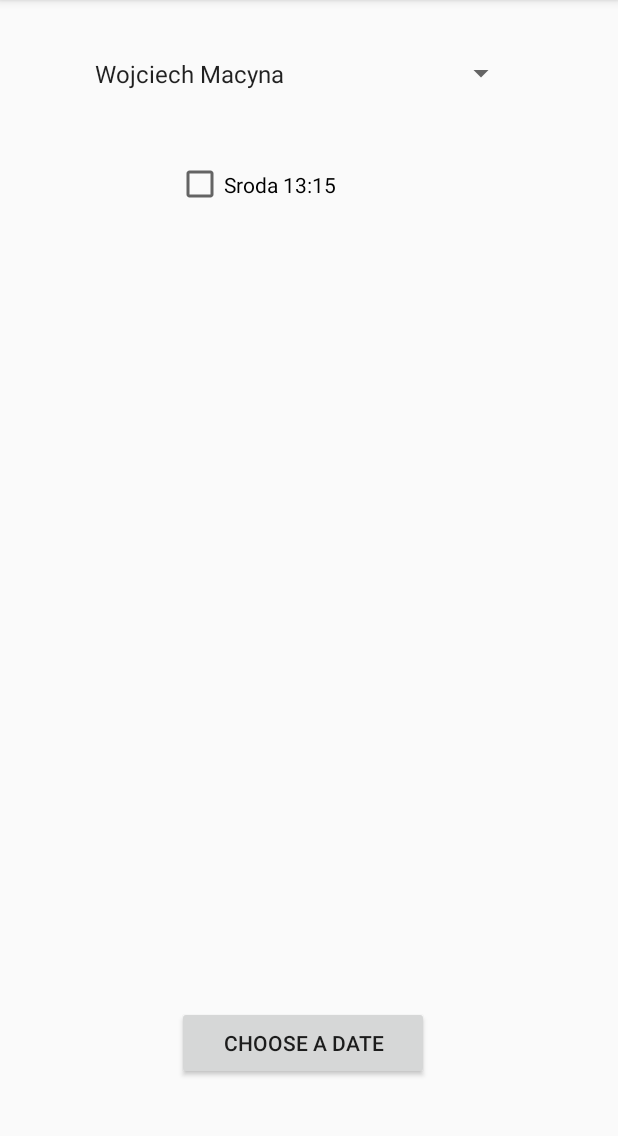
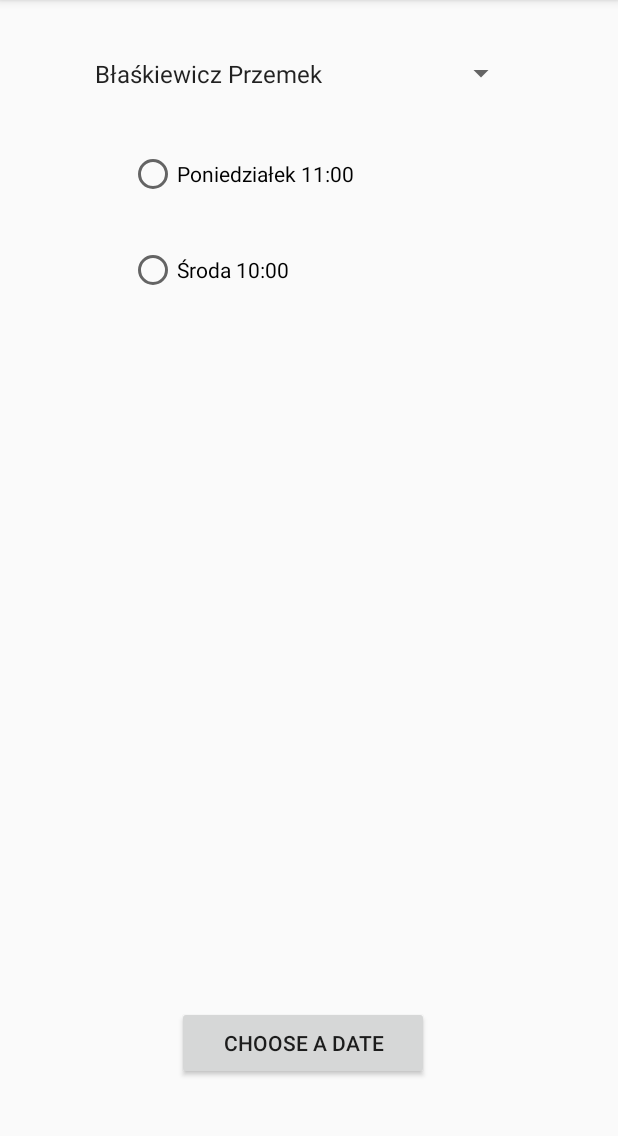
Before and after one commit to dawidw28/W11, an Android app: the FirstActivity screen opened directly, with no data from a screen before it, on a phone screen of 412 x 824 dp, the part 84-1220 px from its top. Run offline under Robolectric (Android 15) with nearby library versions, the phone set to English and light mode, and no system bars; our stand-ins replace Room's generated code.

Commit message:
Added leaders

```diff
--- a/app/src/main/java/com/example/w11/FirstActivity.kt
+++ b/app/src/main/java/com/example/w11/FirstActivity.kt
@@ -5,6 +5,7 @@ import android.app.DatePickerDialog
 import android.arch.persistence.room.Room
 import android.content.Context
 import android.content.SharedPreferences
+import android.database.sqlite.SQLiteConstraintException
 import android.os.AsyncTask
 
 import android.support.v7.app.AppCompatActivity
@@ -12,6 +13,7 @@ import android.os.Bundle
 import android.util.Log
 import android.view.View
 import android.widget.*
+import kotlinx.android.synthetic.main.first_activity.*
 import java.text.SimpleDateFormat
 import java.time.DayOfWeek
 import java.util.*
@@ -19,19 +21,30 @@ import java.util.*
 class FirstActivity : AppCompatActivity() {
 
     private var leaders = arrayOf(
-        Leader(R.drawable.macyna, "Wojciech Macyna", "starszy wykładowca", "wojciech.macyna@pwr.edu.pl", "71 320 3048", "210/D-1", "13:15", "Sroda"),
-        Leader(R.drawable.blaskiewicz, "Przemek Błaśkiewicz", "adiunkt", "przemyslaw.blaskiewicz@pwr.edu.pl", "71 320 2326", "216/D-1", "10:00", "Sroda"),
-        Leader(R.drawable.krupski, "Paweł Krupski", "profesor", "pawel.krupski@pwr.edu.pl", "71 320 3362", "217/D-1", "09:00", "Czwartek")
-    )
+        Leader(R.drawable.macyna, "Macyna Wojciech ", "starszy wykładowca", "wojciech.macyna@pwr.edu.pl", "71 320 3048", "210/D-1", "13:15", "9:00", "Środa", "Piątek"),
+        Leader(R.drawable.blaskiewicz, "Błaśkiewicz Przemek ", "adiunkt", "przemyslaw.blaskiewicz@pwr.edu.pl", "71 320 2326", "216/D-1", "11:00", "10:00" ,"Poniedziałek", "Środa"),
+        Leader(R.drawable.krupski, "Krupski Paweł ", "profesor", "pawel.krupski@pwr.edu.pl", "71 320 3362", "217/D-1", "13:00", "09:00","Poniedziałek", "Czwartek") ,
+        Leader(R.drawable.morayne, "Morayne Michał", "profesor", "michal.morayne@pwr.edu.pl", "71 320 3362", "217/D-1", "13:00", "19:00","Wtorek", "Piątek"),
+        Leader(R.drawable.zeberski, "Żeberski Szymon", "adiunkt", "szymon.zeberski@pwr.edu.pl", "71 320 3362", "217/D-1", "11:00", "17:00","Środa", "Piątek"),
+        Leader(R.drawable.gebala, "Gębala Maciej", "starszy wykładowca", "maciej.gebala@pwr.edu.pl", "71 320 3303", "214/D-1", "09:00", "11:00","Czwartek", "Piątek"),
+        Leader(R.drawable.kapelko, "Kapelko Rafał", "adiunkt", " rafal.kapelko@pwr.edu.pl", "71 320 3048", "210/D-1", "11:00", "09:00","Poniedziałek", "Czwartek"),
+        Leader(R.drawable.kobylanski, "Kobylański Przemysław", "starszy wykładowca", "przemyslaw.kobylanski@pwr.edu.pl", "71 320 3048", "210/D-1", "09:00", "09:00","Poniedziałek", "Czwartek"),
+        Leader(R.drawable.michalski, "Michalski Marcin", "asystent", "Marcin.k.Michalski@pwr.edu.pl", "71 320 3498", "218/D-1", "13:00", "11:00","Poniedziałek", "Wtorek"),
+        Leader(R.drawable.krzywiecki, "Krzywiecki Łukasz", "adiunkt", "lukasz.krzywiecki@pwr.edu.pl", "71 320 3048", "210/D-1", "17:00", "15:00","Czwartek", "Piątek")
+        )
 
     var dayOfWeek : String =""
+    var dayOfWeek1 : String =""
+    var dayOfWeek2 : String =""
     var chosenName : String =""
     var chosenRoom : String=""
     var chosenDate : String=""
     var chosenTime : String=""
     var names = ArrayList<String>()
 
-    var database : AppDatabase? = null
+    var pos : Int = 0
+
+    private var database : AppDatabase? = null
     lateinit var spinner : Spinner
 
     override fun onCreate(savedInstanceState: Bundle?) {
@@ -40,8 +53,10 @@ class FirstActivity : AppCompatActivity() {
 
         spinner = this.findViewById(R.id.spinner)
 
-        val checkBox: CheckBox = this.findViewById(R.id.checkBox)
+
         val button: Button = findViewById(R.id.button)
+
+        leaders.sortBy { it.name}
 
         for (i in 0 until leaders.size){
             names.add(leaders[i].name)
@@ -51,50 +66,64 @@ class FirstActivity : AppCompatActivity() {
 
         spinner.onItemSelectedListener = object : AdapterView.OnItemSelectedListener{
             override fun onNothingSelected(parent: AdapterView<*>?) {
-                checkBox.text = " "
+                radioButton.text = " "
+                radioButton2.text = " "
             }
 
             @SuppressLint("SetTextI18n")
             override fun onItemSelected(parent: AdapterView<*>?, view: View?, position: Int, id: Long) {
-               if(leaders.get(position).consultationsDay.equals("Poniedzialek")){
-                   dayOfWeek = "poniedziałek"
-               }
-                else if(leaders.get(position).consultationsDay.equals("Wtorek")){
-                   dayOfWeek = "wtorek"
-               }
-                else if(leaders.get(position).consultationsDay.equals("Sroda")){
-                   dayOfWeek = "środa"
-               }
-                else if(leaders.get(position).consultationsDay.equals("Czwartek")){
-                   dayOfWeek = "czwartek"
-               }
-                else if(leaders.get(position).consultationsDay.equals("Piatek")){
-                   dayOfWeek = "piątek"
-               }
+                radio_group.clearCheck()
+                button.isClickable=false
+                when {
+                    leaders.get(position).consultationsDay1.equals("Poniedziałek") -> dayOfWeek1 = "poniedziałek"
+                    leaders.get(position).consultationsDay1.equals("Wtorek") -> dayOfWeek1 = "wtorek"
+                    leaders.get(position).consultationsDay1.equals("Środa") -> dayOfWeek1 = "środa"
+                    leaders.get(position).consultationsDay1.equals("Czwartek") -> dayOfWeek1 = "czwartek"
+                    leaders.get(position).consultationsDay1.equals("Piątek") -> dayOfWeek1 = "piątek"
+                }
 
-                checkBox.text =
-                    """${leaders.get(position).consultationsDay} ${leaders.get(position).consultationsTime}"""
+                when {
+                    leaders.get(position).consultationsDay2.equals("Poniedziałek") -> dayOfWeek2 = "poniedziałek"
+                    leaders.get(position).consultationsDay2.equals("Wtorek") -> dayOfWeek2 = "wtorek"
+                    leaders.get(position).consultationsDay2.equals("Środa") -> dayOfWeek2 = "środa"
+                    leaders.get(position).consultationsDay2.equals("Czwartek") -> dayOfWeek2 = "czwartek"
+                    leaders.get(position).consultationsDay2.equals("Piątek") -> dayOfWeek2 = "piątek"
+                }
+
+                radioButton.text =
+                    """${leaders.get(position).consultationsDay1} ${leaders.get(position).consultationsTime1}"""
+
+                radioButton2.text =
+                    """${leaders.get(position).consultationsDay2} ${leaders.get(position).consultationsTime2}"""
 
                 chosenName = leaders.get(position).name
                 chosenRoom = leaders.get(position).room
-                chosenTime = leaders.get(position).consultationsTime
+
+                pos = position
             }
         }
 
-        checkBox.setOnCheckedChangeListener { buttonView, isChecked ->
+
+        radioButton.setOnCheckedChangeListener { buttonView, isChecked ->
             if (isChecked) {
+                button.isClickable=true
+                chosenTime = leaders.get(pos).consultationsTime1
+                dayOfWeek=dayOfWeek1
+            }
 
+        }
+        radioButton2.setOnCheckedChangeListener { buttonView, isChecked ->
+            if (isChecked) {
                 button.isClickable=true
-                button.setOnClickListener {
-                    dateDialog()
-                }
-            }
-            else{
-                button.isClickable=false
+                chosenTime = leaders.get(pos).consultationsTime2
+                dayOfWeek=dayOfWeek2
             }
         }
+
+        button.setOnClickListener{
+            if(button.isClickable) dateDialog()
+        }
     }
-
 
     @SuppressLint("SimpleDateFormat")
     fun dateDialog() {
@@ -108,15 +137,15 @@ class FirstActivity : AppCompatActivity() {
 
             val simpledateformat = SimpleDateFormat("EEEE")
             val date1 = Date(year, monthOfYear, dayOfMonth- 1)
-            val dayOfWeek1 = simpledateformat.format(date1)
+            val dayOfW = simpledateformat.format(date1)
 
 
-            if(dayOfWeek != dayOfWeek1){
-               Toast.makeText(this, "Błąd! Wybierz poprawny dzień ("+dayOfWeek+")",Toast.LENGTH_SHORT).show()
+            if(dayOfWeek != dayOfW){
+               Toast.makeText(this, "Błąd! Wybierz poprawny dzień! ($dayOfWeek)",Toast.LENGTH_SHORT).show()
 
             }else{
                 chosenDate = "0$dayOfMonth".takeLast(2) + "-" + "0${monthOfYear+1}".takeLast(2) + "-" + year
-                var tester = Consultation(chosenName, chosenRoom, chosenDate, chosenTime)
+                val tester = Consultation(chosenName, chosenRoom, chosenDate, chosenTime)
                 AsyncTask.execute {
                     database = AppDatabase.getInstance(this)
                     try {
--- a/app/src/main/java/com/example/w11/Leader.kt
+++ b/app/src/main/java/com/example/w11/Leader.kt
@@ -1,3 +1,3 @@
 package com.example.w11
 
-class Leader (var picture:Int, var name: String, var degree: String, var email: String, var phoneNumber: String, var room: String, var consultationsTime:String, var consultationsDay:String)
+class Leader (var picture:Int, var name: String, var degree: String, var email: String, var phoneNumber: String, var room: String, var consultationsTime1:String, var consultationsTime2:String, var consultationsDay1:String, var consultationsDay2:String)
--- a/app/src/main/res/layout/first_activity.xml
+++ b/app/src/main/res/layout/first_activity.xml
@@ -11,13 +11,6 @@
 
             app:layout_constraintTop_toTopOf="parent" android:layout_marginTop="36dp"
             app:layout_constraintHorizontal_bias="0.399"/>
-    <CheckBox
-            android:layout_width="215dp"
-            android:layout_height="50dp"
-            android:id="@+id/checkBox" app:layout_constraintStart_toStartOf="parent"
-            android:layout_marginStart="157dp" app:layout_constraintEnd_toEndOf="parent"
-            android:layout_marginEnd="158dp" android:layout_marginTop="36dp"
-            app:layout_constraintTop_toBottomOf="@+id/spinner" app:layout_constraintHorizontal_bias="0.338"/>
     <Button
             android:text="Choose a date"
             android:layout_width="168dp"
@@ -27,4 +20,18 @@
             android:layout_marginStart="140dp" app:layout_constraintEnd_toEndOf="parent"
             android:layout_marginEnd="140dp" app:layout_constraintHorizontal_bias="0.621"
             android:layout_marginBottom="48dp" app:layout_constraintBottom_toBottomOf="parent"/>
+    <RadioGroup
+            android:layout_width="220dp"
+            android:layout_height="128dp"
+            android:layout_marginTop="22dp"
+            app:layout_constraintTop_toBottomOf="@+id/spinner" app:layout_constraintStart_toStartOf="parent"
+            android:layout_marginStart="85dp" android:layout_marginEnd="106dp"
+            app:layout_constraintEnd_toEndOf="parent" android:id="@+id/radio_group">
+        <RadioButton
+                android:layout_width="215dp"
+                android:layout_height="50dp" android:id="@+id/radioButton" android:layout_weight="1"/>
+        <RadioButton
+                android:layout_width="215dp"
+                android:layout_height="50dp" android:id="@+id/radioButton2" android:layout_weight="1"/>
+    </RadioGroup>
 </android.support.constraint.ConstraintLayout>
```
Also changed, not shown: app/src/main/java/com/example/w11/ThirdActivity.kt (+24 -10 lines), app/src/main/java/com/example/w11/ZoomLeaderActivity.kt (+8 -4 lines), app/src/main/res/layout/zoom_leader.xml (+11 -5 lines).
